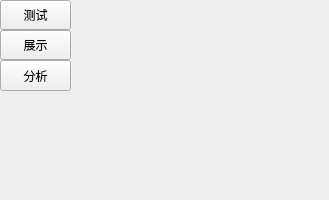
The window that ui/minifuzz.ui (tianmai1/minifuzz-bysj) describes before a commit, drawn with Qt 5.
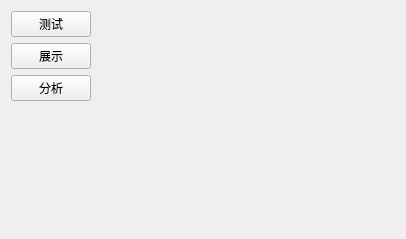
The same window after the commit. Icons and pictures are not drawn.

Commit message: 修改：     ui/minifuzz.ui 	修改：     ui/new.ui

Patch:
```diff
--- a/ui/minifuzz.ui
+++ b/ui/minifuzz.ui
@@ -6,8 +6,8 @@
    <rect>
     <x>0</x>
     <y>0</y>
-    <width>329</width>
-    <height>200</height>
+    <width>402</width>
+    <height>235</height>
    </rect>
   </property>
   <property name="font">
@@ -18,53 +18,27 @@
   <property name="windowTitle">
    <string>MiniFuzz</string>
   </property>
+  <layout class="QGridLayout" name="gridLayout">
+   <item row="0" column="0">
   <widget class="QPushButton" name="fuzz">
-   <property name="geometry">
-    <rect>
-     <x>0</x>
-     <y>0</y>
-     <width>71</width>
-     <height>30</height>
-    </rect>
+     <property name="sizePolicy">
+      <sizepolicy hsizetype="Fixed" vsizetype="Fixed">
+       <horstretch>0</horstretch>
+       <verstretch>0</verstretch>
+      </sizepolicy>
    </property>
    <property name="text">
     <string>测试</string>
    </property>
   </widget>
-  <widget class="QPushButton" name="show1">
-   <property name="geometry">
-    <rect>
-     <x>0</x>
-     <y>30</y>
-     <width>71</width>
-     <height>30</height>
-    </rect>
-   </property>
-   <property name="text">
-    <string>展示</string>
-   </property>
-  </widget>
-  <widget class="QPushButton" name="analyse">
-   <property name="geometry">
-    <rect>
-     <x>0</x>
-     <y>60</y>
-     <width>71</width>
-     <height>31</height>
-    </rect>
-   </property>
-   <property name="text">
-    <string>分析</string>
-   </property>
-  </widget>
+   </item>
+   <item row="0" column="1" rowspan="4">
   <widget class="QFrame" name="frame">
-   <property name="geometry">
-    <rect>
-     <x>70</x>
-     <y>0</y>
-     <width>251</width>
-     <height>201</height>
-    </rect>
+     <property name="minimumSize">
+      <size>
+       <width>298</width>
+       <height>217</height>
+      </size>
    </property>
    <property name="font">
     <font>
@@ -82,15 +56,23 @@
     <number>1</number>
    </property>
   </widget>
+   </item>
+   <item row="1" column="0">
+    <widget class="QPushButton" name="show1">
+     <property name="text">
+      <string>展示</string>
+     </property>
+    </widget>
+   </item>
+   <item row="2" column="0">
+    <widget class="QPushButton" name="analyse">
+     <property name="text">
+      <string>分析</string>
+     </property>
+    </widget>
+   </item>
+   <item row="3" column="0">
   <widget class="QLabel" name="label">
-   <property name="geometry">
-    <rect>
-     <x>0</x>
-     <y>130</y>
-     <width>71</width>
-     <height>51</height>
-    </rect>
-   </property>
    <property name="layoutDirection">
     <enum>Qt::LeftToRight</enum>
    </property>
@@ -104,6 +86,8 @@
     <bool>true</bool>
    </property>
   </widget>
+   </item>
+  </layout>
   <zorder>frame</zorder>
   <zorder>label</zorder>
   <zorder>fuzz</zorder>
```
Lines whose indentation alone changed are shown as unchanged. The commit also changes 1 other file.
